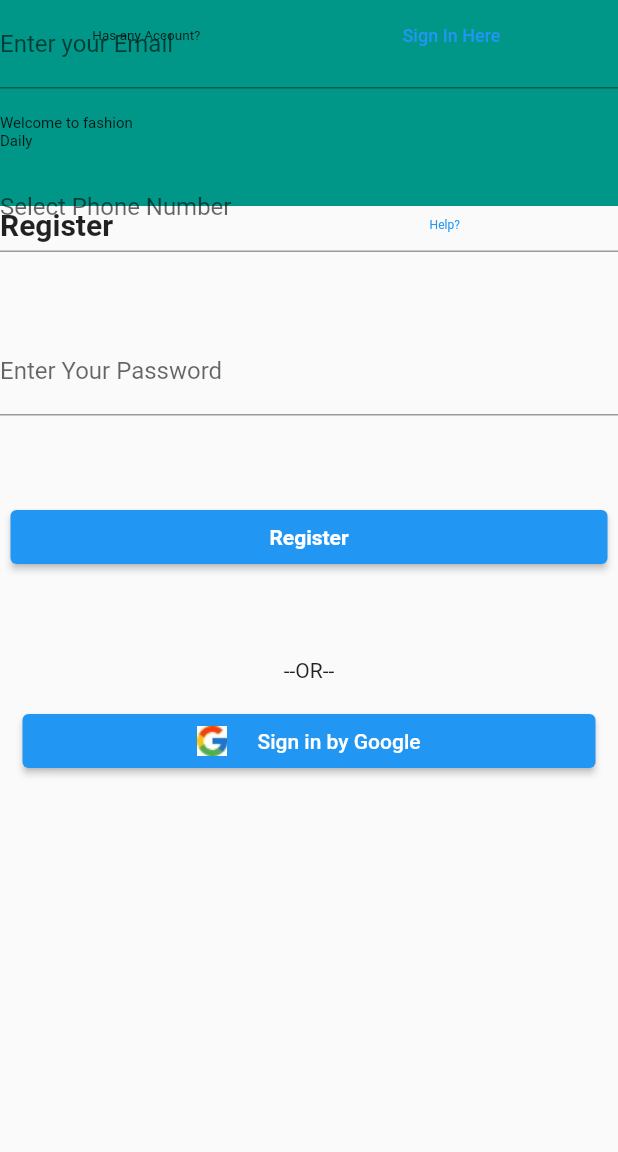
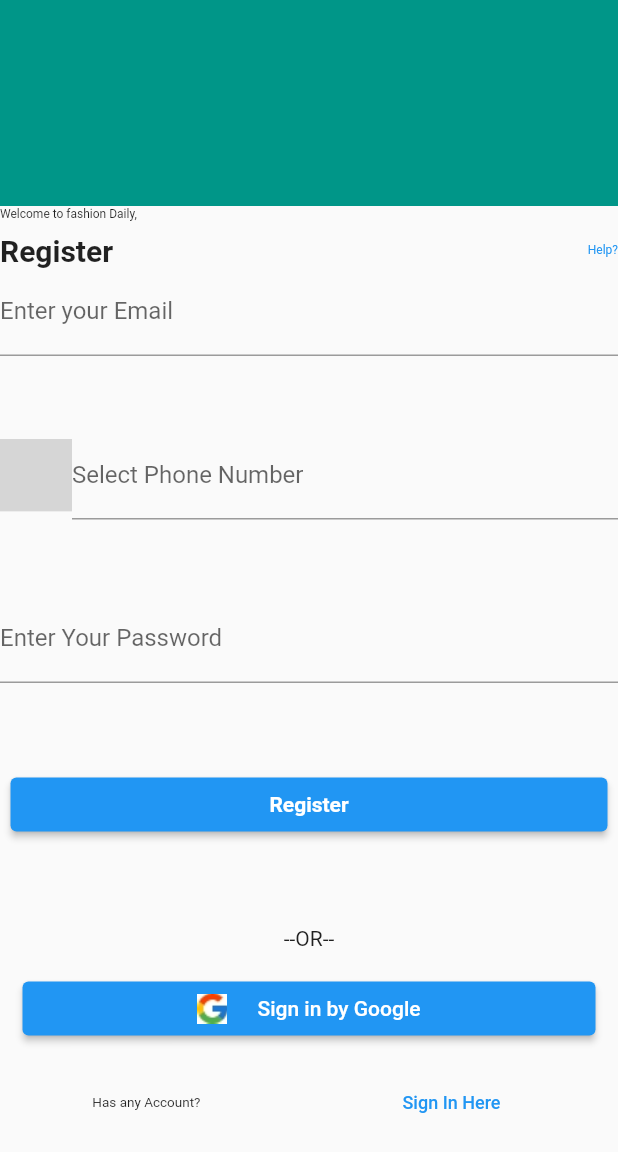
Before and after one commit to DiaaMSaad/OnBoarding_Login_Regis-Ui, a Flutter app: the LoginScreen screen opened directly, after a tap on "Register Here", on a phone screen of 412 x 824 dp. Shown: the top 1152 px of the screen. Run offline on Flutter 3.47's test engine with Material 2 defaults, Android fonts, the phone set to English and light mode, and no system bars; our stand-ins replace introduction_screen; missing offline and left inert: country_pickers, dart:ffi; grey boxes are pictures that could not be loaded.

Commit message:
Edit In Design

```diff
--- a/lib/Picker_country.dart
+++ b/lib/Picker_country.dart
@@ -27,7 +27,7 @@ class _PickerCountryState extends State<PickerCountry> {
     return CountryPickerDropdown(
       initialValue: 'AR',
       itemBuilder: _buildDropdownItem,
-      itemFilter: (c) => ['AR', 'DE', 'GB', 'CN'].contains(c.isoCode),
+      itemFilter: (c) => ['AR', 'DE', 'GB', 'CN','EG'].contains(c.isoCode),
       priorityList: [
         CountryPickerUtils.getCountryByIsoCode('GB'),
         CountryPickerUtils.getCountryByIsoCode('CN'),
--- a/lib/register.dart
+++ b/lib/register.dart
@@ -1,4 +1,5 @@
 import 'package:flutter/material.dart';
+import 'package:login_register_screen/Picker_country.dart';
 
 class Register extends StatefulWidget {
   const Register({Key? key}) : super(key: key);
@@ -10,8 +11,10 @@ class Register extends StatefulWidget {
 class _RegisterState extends State<Register> {
   @override
   Widget build(BuildContext context) {
+    final height = MediaQuery.of(context).size.height;
+    final width = MediaQuery.of(context).size.width;
     return Scaffold(
-      body: Stack(
+      body: ListView(
         children: [
           Container(
             height: MediaQuery.of(context).size.height * 1 / 6,
@@ -20,23 +23,14 @@ class _RegisterState extends State<Register> {
             ),
           ),
           SizedBox(
-            height: 100,
+            height: height * .001,
           ),
-          Container(
-            height: 100,
-            width: 100,
-            child: Column(
-              mainAxisAlignment: MainAxisAlignment.end,
-              children: [
-                Text(
-                  "Welcome to fashion Daily",
-                  style: TextStyle(fontSize: 10),
-                )
-              ],
-            ),
+          Text(
+            "Welcome to fashion Daily,",
+            style: TextStyle(fontSize: 8),
           ),
           SizedBox(
-            height: 100,
+            height: height * .01,
           ),
           Row(
             mainAxisAlignment: MainAxisAlignment.spaceBetween,
@@ -45,16 +39,10 @@ class _RegisterState extends State<Register> {
                 "Register",
                 style: TextStyle(fontSize: 20, fontWeight: FontWeight.bold),
               ),
-              SizedBox(
-                height: 300,
-              ),
               Text(
                 "Help?",
                 style: TextStyle(fontSize: 8, color: Colors.blue),
               ),
-              SizedBox(
-                height: 50,
-              )
             ],
           ),
           SizedBox(
@@ -70,10 +58,18 @@ class _RegisterState extends State<Register> {
               SizedBox(
                 height: 50,
               ),
-              TextFormField(
-                decoration: InputDecoration(
-                  labelText: 'Select Phone Number',
-                ),
+              Row(
+                mainAxisAlignment: MainAxisAlignment.spaceEvenly,
+                children: [
+                  PickerCountry(),
+                  Expanded(
+                    child: TextFormField(
+                      decoration: InputDecoration(
+                        labelText: 'Select Phone Number',
+                      ),
+                    ),
+                  ),
+                ],
               ),
               SizedBox(
                 height: 50,
--- a/lib/widgets/login_form.dart
+++ b/lib/widgets/login_form.dart
@@ -2,6 +2,8 @@
 
 import 'package:flutter/material.dart';
 import 'package:login_register_screen/register.dart';
+
+import '../Picker_country.dart';
 
 class LoginForm extends StatefulWidget {
   const LoginForm({Key? key}) : super(key: key);
@@ -18,13 +20,20 @@ class _LoginFormState extends State<LoginForm> {
     return Column(
       children: [
         Form(
+          child: Container(
+            padding: EdgeInsets.symmetric(horizontal: 15.0),
             child: Column(
               children: [
+
                 Row(
                   children: [
-                  TextFormField(
+                    PickerCountry(),
+
+                    Expanded(
+                      child: TextFormField(
                         decoration: InputDecoration(
                           labelText: 'Phone Number',
+                        ),
                       ),
                     ),
                   ],
@@ -84,13 +93,13 @@ class _LoginFormState extends State<LoginForm> {
                     children: [
                       Text(
                         "Don't Has any Account?",
-                      style: TextStyle(fontSize: 9),
+                        style: TextStyle(fontSize: 13),
                       ),
                       MaterialButton(
                         minWidth: width * 0.5,
                         child: Text(
                           "Register Here ",
-                        style: TextStyle(fontSize: 12, color: Colors.blue),
+                          style: TextStyle(fontSize: 15, color: Colors.blue),
                         ),
                         onPressed: () {
                           Navigator.push(
@@ -107,6 +116,7 @@ class _LoginFormState extends State<LoginForm> {
               ],
             ),
           ),
+        ),
       ],
     );
   }
```
Lines whose indentation alone changed are shown as unchanged.
